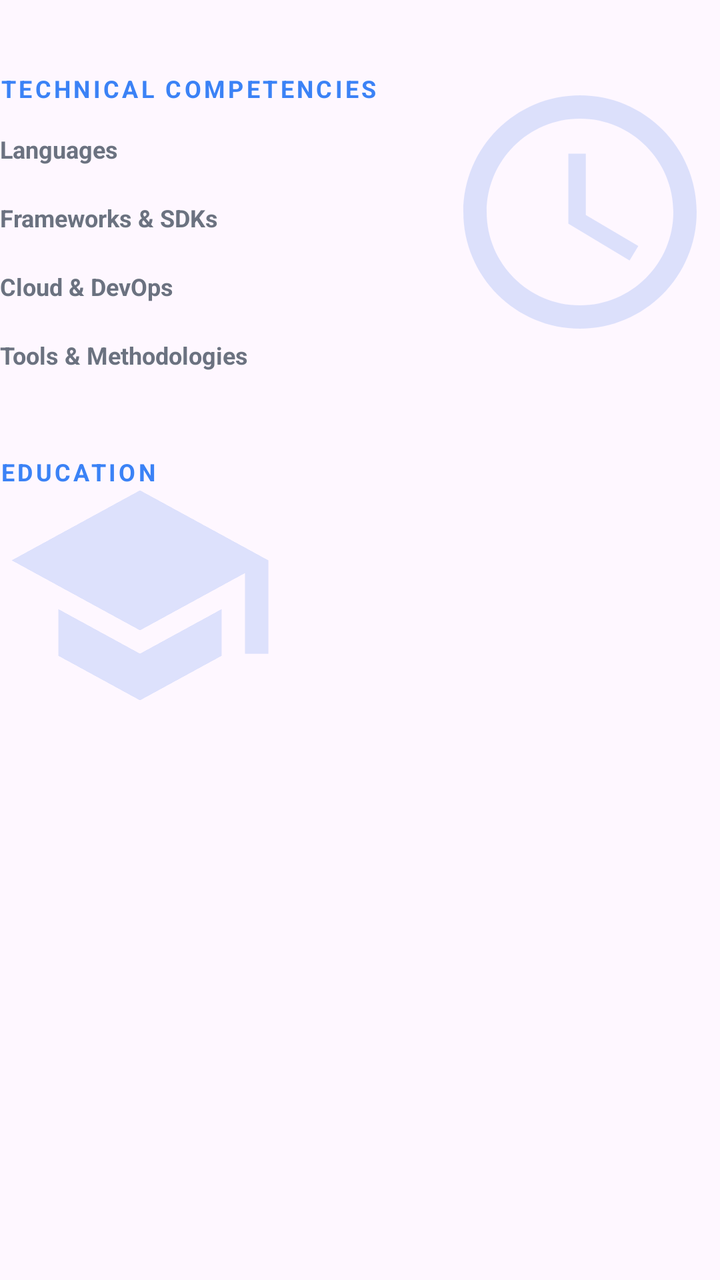
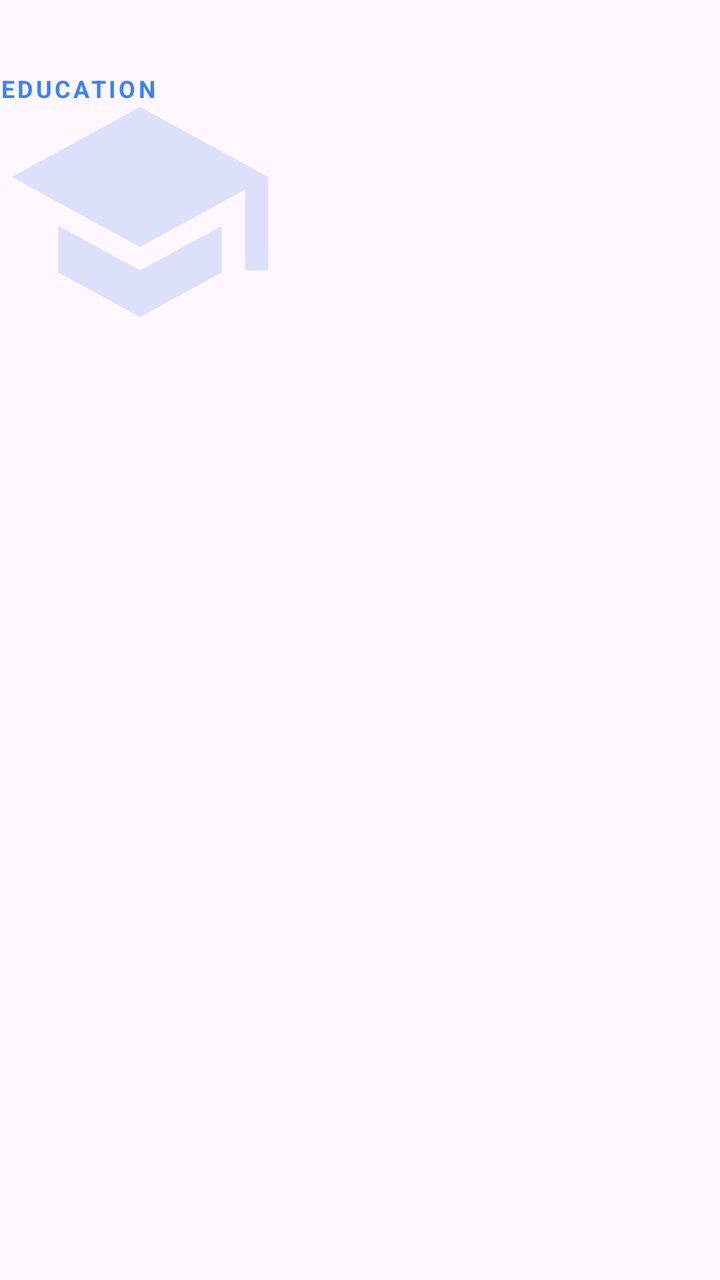

Compare the two renders of this Android layout. The source of the first and the diff that turns it into the second are given below.
<!-- AndroidManifest.xml: application theme Theme.MyApplication -->
<!-- res/layout/layout_showcase_subsequent_sections.xml -->
<?xml version="1.0" encoding="utf-8"?>
<LinearLayout xmlns:android="http://schemas.android.com/apk/res/android"
    xmlns:app="http://schemas.android.com/apk/res-auto"
    android:layout_width="match_parent"
    android:layout_height="wrap_content"
    android:orientation="vertical">

    
    <FrameLayout
        android:id="@+id/sectionTechnicalCompetencies"
        android:layout_width="match_parent"
        android:layout_height="wrap_content"
        android:layout_marginTop="36dp">

        
        <ImageView
            android:id="@+id/ivGraphicTechnicalCompetencies"
            android:layout_width="140dp"
            android:layout_height="140dp"
            android:layout_gravity="top|end"
            android:alpha="0.15"
            android:contentDescription="@string/cd_showcase_technical_graphic"
            android:src="@drawable/ic_showcase_tech_matrix" />

        
        <LinearLayout
            android:layout_width="match_parent"
            android:layout_height="wrap_content"
            android:orientation="vertical">

            <TextView
                android:id="@+id/tvTechnicalCompetenciesHeader"
                android:layout_width="wrap_content"
                android:layout_height="wrap_content"
                android:letterSpacing="0.12"
                android:text="@string/header_showcase_technical_competencies"
                android:textAllCaps="true"
                android:textColor="@color/accent_blue"
                android:textSize="12sp"
                android:textStyle="bold" />

            
            <LinearLayout
                android:id="@+id/groupLanguages"
                android:layout_width="match_parent"
                android:layout_height="wrap_content"
                android:layout_marginTop="14dp"
                android:orientation="vertical">

                <TextView
                    android:layout_width="wrap_content"
                    android:layout_height="wrap_content"
                    android:text="@string/header_showcase_languages"
                    android:textColor="@color/app_text_muted"
                    android:textSize="12sp"
                    android:textStyle="bold" />

                <com.google.android.material.chip.ChipGroup
                    android:id="@+id/chipGroupLanguages"
                    android:layout_width="match_parent"
                    android:layout_height="wrap_content"
                    android:layout_marginTop="6dp"
                    app:singleLine="false" />
            </LinearLayout>

            
            <LinearLayout
                android:id="@+id/groupFrameworks"
                android:layout_width="match_parent"
                android:layout_height="wrap_content"
                android:layout_marginTop="12dp"
                android:orientation="vertical">

                <TextView
                    android:layout_width="wrap_content"
                    android:layout_height="wrap_content"
                    android:text="@string/header_showcase_frameworks"
                    android:textColor="@color/app_text_muted"
                    android:textSize="12sp"
                    android:textStyle="bold" />

                <com.google.android.material.chip.ChipGroup
                    android:id="@+id/chipGroupFrameworks"
                    android:layout_width="match_parent"
                    android:layout_height="wrap_content"
                    android:layout_marginTop="6dp"
                    app:singleLine="false" />
            </LinearLayout>

            
            <LinearLayout
                android:id="@+id/groupCloudDevOps"
                android:layout_width="match_parent"
                android:layout_height="wrap_content"
                android:layout_marginTop="12dp"
                android:orientation="vertical">

                <TextView
                    android:layout_width="wrap_content"
                    android:layout_height="wrap_content"
                    android:text="@string/header_showcase_cloud_devops"
                    android:textColor="@color/app_text_muted"
                    android:textSize="12sp"
                    android:textStyle="bold" />

                <com.google.android.material.chip.ChipGroup
                    android:id="@+id/chipGroupCloudDevOps"
                    android:layout_width="match_parent"
                    android:layout_height="wrap_content"
                    android:layout_marginTop="6dp"
                    app:singleLine="false" />
            </LinearLayout>

            
            <LinearLayout
                android:id="@+id/groupTools"
                android:layout_width="match_parent"
                android:layout_height="wrap_content"
                android:layout_marginTop="12dp"
                android:orientation="vertical">

                <TextView
                    android:layout_width="wrap_content"
                    android:layout_height="wrap_content"
                    android:text="@string/header_showcase_tools"
                    android:textColor="@color/app_text_muted"
                    android:textSize="12sp"
                    android:textStyle="bold" />

                <com.google.android.material.chip.ChipGroup
                    android:id="@+id/chipGroupTools"
                    android:layout_width="match_parent"
                    android:layout_height="wrap_content"
                    android:layout_marginTop="6dp"
                    app:singleLine="false" />
            </LinearLayout>

        </LinearLayout>

    </FrameLayout>

    
    <FrameLayout
        android:id="@+id/sectionEducation"
        android:layout_width="match_parent"
        android:layout_height="wrap_content"
        android:layout_marginTop="36dp">

        
        <ImageView
            android:id="@+id/ivGraphicEducation"
            android:layout_width="140dp"
            android:layout_height="140dp"
            android:layout_gravity="top|start"
            android:alpha="0.15"
            android:contentDescription="@string/cd_showcase_education_graphic"
            android:src="@drawable/ic_showcase_education_crest" />

        
        <LinearLayout
            android:layout_width="match_parent"
            android:layout_height="wrap_content"
            android:orientation="vertical">

            <TextView
                android:id="@+id/tvEducationHeader"
                android:layout_width="wrap_content"
                android:layout_height="wrap_content"
                android:letterSpacing="0.12"
                android:text="@string/header_showcase_education"
                android:textAllCaps="true"
                android:textColor="@color/accent_blue"
                android:textSize="12sp"
                android:textStyle="bold" />

            <LinearLayout
                android:id="@+id/containerEducationItems"
                android:layout_width="match_parent"
                android:layout_height="wrap_content"
                android:layout_marginTop="12dp"
                android:orientation="vertical" />

        </LinearLayout>

    </FrameLayout>

    
    <LinearLayout
        android:id="@+id/containerDynamicSections"
        android:layout_width="match_parent"
        android:layout_height="wrap_content"
        android:layout_marginTop="16dp"
        android:orientation="vertical" />

</LinearLayout>
<!-- resources referenced by this layout -->
<resources>
  <color name="accent_blue">#3B82F6</color>
  <color name="app_text_muted">#6B7280</color>
  <!-- drawable ic_showcase_education_crest (drawable) -->
  <vector xmlns:android="http://schemas.android.com/apk/res/android"
      android:width="24dp"
      android:height="24dp"
      android:viewportWidth="24"
      android:viewportHeight="24">
    <path
        android:fillColor="@color/app_primary"
        android:pathData="M12,3L1,9l11,6 9,-4.91V17h2V9L12,3zM5,13.18v4L12,21l7,-3.82v-4L12,17L5,13.18z"/>
  </vector>
  <!-- drawable ic_showcase_tech_matrix (drawable) -->
  <vector xmlns:android="http://schemas.android.com/apk/res/android"
      android:width="24dp"
      android:height="24dp"
      android:viewportWidth="24"
      android:viewportHeight="24">
    <path
        android:fillColor="@color/app_primary"
        android:pathData="M12,2C6.48,2 2,6.48 2,12s4.48,10 10,10 10,-4.48 10,-10S17.52,2 12,2zM12,20c-4.41,0 -8,-3.59 -8,-8s3.59,-8 8,-8 8,3.59 8,8 -3.59,8 -8,8zM12.5,7H11v6l5.25,3.15 0.75,-1.23 -4.5,-2.67z"/>
  </vector>
  <string name="cd_showcase_education_graphic">Education Thematic Graphic</string>
  <string name="cd_showcase_technical_graphic">Technical Matrix Thematic Graphic</string>
  <string name="header_showcase_cloud_devops">Cloud &amp; DevOps</string>
  <string name="header_showcase_education">Education</string>
  <string name="header_showcase_frameworks">Frameworks &amp; SDKs</string>
  <string name="header_showcase_languages">Languages</string>
  <string name="header_showcase_technical_competencies">Technical Competencies</string>
  <string name="header_showcase_tools">Tools &amp; Methodologies</string>
  <color name="app_primary">#2563EB</color>
  <color name="app_primary_container">#1A2563EB</color>
  <color name="chip_bg_color">#F0F4F8</color>
  <color name="chip_text_color">#0F172A</color>
  <color name="app_surface">#FFFFFF</color>
  <color name="app_text_primary">#111827</color>
  <color name="chip_stroke_color">#CBD5E1</color>
  <color name="app_border">#1E000000</color>
  <color name="app_background">#F4F5F7</color>
  <style name="Widget.App.SkillChip" parent="Widget.Material3.Chip.Assist">
          <item name="chipBackgroundColor">@color/chip_bg_color</item>
          <item name="chipStrokeColor">@color/chip_stroke_color</item>
          <item name="chipStrokeWidth">1dp</item>
          <item name="chipCornerRadius">8dp</item>
          <item name="android:textColor">@color/chip_text_color</item>
          <item name="closeIconTint">@color/chip_close_icon_tint</item>
      </style>
  <style name="AppBottomSheetDialogTheme" parent="Theme.Material3.DayNight.BottomSheetDialog">
          <item name="colorSurfaceContainerLow">@color/app_surface</item>
          <item name="bottomSheetStyle">@style/AppModalBottomSheet</item>
      </style>
  <color name="chip_close_icon_tint">#64748B</color>
  <style name="AppModalBottomSheet" parent="Widget.Material3.BottomSheet.Modal">
          <item name="backgroundTint">@color/app_surface</item>
      </style>
  <!-- unchanged entries left out for length: 1 -->
</resources>

<!-- the commit's change to res/layout/layout_showcase_subsequent_sections.xml (unified diff, before → after) -->
@@ -4,140 +4,6 @@
     android:layout_width="match_parent"
     android:layout_height="wrap_content"
     android:orientation="vertical">
-
-    
-    <FrameLayout
-        android:id="@+id/sectionTechnicalCompetencies"
-        android:layout_width="match_parent"
-        android:layout_height="wrap_content"
-        android:layout_marginTop="36dp">
-
-        
-        <ImageView
-            android:id="@+id/ivGraphicTechnicalCompetencies"
-            android:layout_width="140dp"
-            android:layout_height="140dp"
-            android:layout_gravity="top|end"
-            android:alpha="0.15"
-            android:contentDescription="@string/cd_showcase_technical_graphic"
-            android:src="@drawable/ic_showcase_tech_matrix" />
-
-        
-        <LinearLayout
-            android:layout_width="match_parent"
-            android:layout_height="wrap_content"
-            android:orientation="vertical">
-
-            <TextView
-                android:id="@+id/tvTechnicalCompetenciesHeader"
-                android:layout_width="wrap_content"
-                android:layout_height="wrap_content"
-                android:letterSpacing="0.12"
-                android:text="@string/header_showcase_technical_competencies"
-                android:textAllCaps="true"
-                android:textColor="@color/accent_blue"
-                android:textSize="12sp"
-                android:textStyle="bold" />
-
-            
-            <LinearLayout
-                android:id="@+id/groupLanguages"
-                android:layout_width="match_parent"
-                android:layout_height="wrap_content"
-                android:layout_marginTop="14dp"
-                android:orientation="vertical">
-
-                <TextView
-                    android:layout_width="wrap_content"
-                    android:layout_height="wrap_content"
-                    android:text="@string/header_showcase_languages"
-                    android:textColor="@color/app_text_muted"
-                    android:textSize="12sp"
-                    android:textStyle="bold" />
-
-                <com.google.android.material.chip.ChipGroup
-                    android:id="@+id/chipGroupLanguages"
-                    android:layout_width="match_parent"
-                    android:layout_height="wrap_content"
-                    android:layout_marginTop="6dp"
-                    app:singleLine="false" />
-            </LinearLayout>
-
-            
-            <LinearLayout
-                android:id="@+id/groupFrameworks"
-                android:layout_width="match_parent"
-                android:layout_height="wrap_content"
-                android:layout_marginTop="12dp"
-                android:orientation="vertical">
-
-                <TextView
-                    android:layout_width="wrap_content"
-                    android:layout_height="wrap_content"
-                    android:text="@string/header_showcase_frameworks"
-                    android:textColor="@color/app_text_muted"
-                    android:textSize="12sp"
-                    android:textStyle="bold" />
-
-                <com.google.android.material.chip.ChipGroup
-                    android:id="@+id/chipGroupFrameworks"
-                    android:layout_width="match_parent"
-                    android:layout_height="wrap_content"
-                    android:layout_marginTop="6dp"
-                    app:singleLine="false" />
-            </LinearLayout>
-
-            
-            <LinearLayout
-                android:id="@+id/groupCloudDevOps"
-                android:layout_width="match_parent"
-                android:layout_height="wrap_content"
-                android:layout_marginTop="12dp"
-                android:orientation="vertical">
-
-                <TextView
-                    android:layout_width="wrap_content"
-                    android:layout_height="wrap_content"
-                    android:text="@string/header_showcase_cloud_devops"
-                    android:textColor="@color/app_text_muted"
-                    android:textSize="12sp"
-                    android:textStyle="bold" />
-
-                <com.google.android.material.chip.ChipGroup
-                    android:id="@+id/chipGroupCloudDevOps"
-                    android:layout_width="match_parent"
-                    android:layout_height="wrap_content"
-                    android:layout_marginTop="6dp"
-                    app:singleLine="false" />
-            </LinearLayout>
-
-            
-            <LinearLayout
-                android:id="@+id/groupTools"
-                android:layout_width="match_parent"
-                android:layout_height="wrap_content"
-                android:layout_marginTop="12dp"
-                android:orientation="vertical">
-
-                <TextView
-                    android:layout_width="wrap_content"
-                    android:layout_height="wrap_content"
-                    android:text="@string/header_showcase_tools"
-                    android:textColor="@color/app_text_muted"
-                    android:textSize="12sp"
-                    android:textStyle="bold" />
-
-                <com.google.android.material.chip.ChipGroup
-                    android:id="@+id/chipGroupTools"
-                    android:layout_width="match_parent"
-                    android:layout_height="wrap_content"
-                    android:layout_marginTop="6dp"
-                    app:singleLine="false" />
-            </LinearLayout>
-
-        </LinearLayout>
-
-    </FrameLayout>
 
     
     <FrameLayout
<!-- resource entries referenced after the edit -->
@@ -12,24 +12,8 @@
         android:fillColor="@color/app_primary"
         android:pathData="M12,3L1,9l11,6 9,-4.91V17h2V9L12,3zM5,13.18v4L12,21l7,-3.82v-4L12,17L5,13.18z"/>
   </vector>
-  <!-- drawable ic_showcase_tech_matrix (drawable) -->
-  <vector xmlns:android="http://schemas.android.com/apk/res/android"
-      android:width="24dp"
-      android:height="24dp"
-      android:viewportWidth="24"
-      android:viewportHeight="24">
-    <path
-        android:fillColor="@color/app_primary"
-        android:pathData="M12,2C6.48,2 2,6.48 2,12s4.48,10 10,10 10,-4.48 10,-10S17.52,2 12,2zM12,20c-4.41,0 -8,-3.59 -8,-8s3.59,-8 8,-8 8,3.59 8,8 -3.59,8 -8,8zM12.5,7H11v6l5.25,3.15 0.75,-1.23 -4.5,-2.67z"/>
-  </vector>
   <string name="cd_showcase_education_graphic">Education Thematic Graphic</string>
-  <string name="cd_showcase_technical_graphic">Technical Matrix Thematic Graphic</string>
-  <string name="header_showcase_cloud_devops">Cloud &amp; DevOps</string>
   <string name="header_showcase_education">Education</string>
-  <string name="header_showcase_frameworks">Frameworks &amp; SDKs</string>
-  <string name="header_showcase_languages">Languages</string>
-  <string name="header_showcase_technical_competencies">Technical Competencies</string>
-  <string name="header_showcase_tools">Tools &amp; Methodologies</string>
   <color name="app_primary">#2563EB</color>
   <color name="app_primary_container">#1A2563EB</color>
   <color name="chip_bg_color">#F0F4F8</color>
